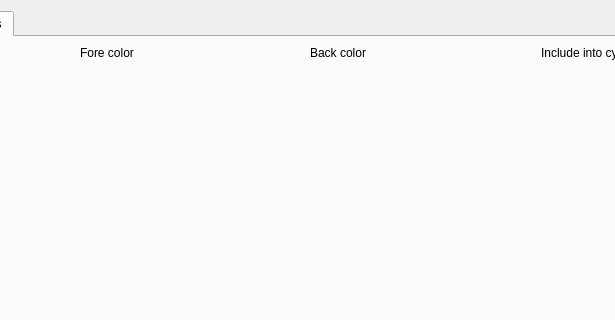
Above: src/ui/include/highlightersdialog.ui from 64x-lunicorn/LogSquirl before the change; both pictures show x 173 to 788 and y 0 to 320 of the 960 by 720 pixel window. Below: the same form after it.
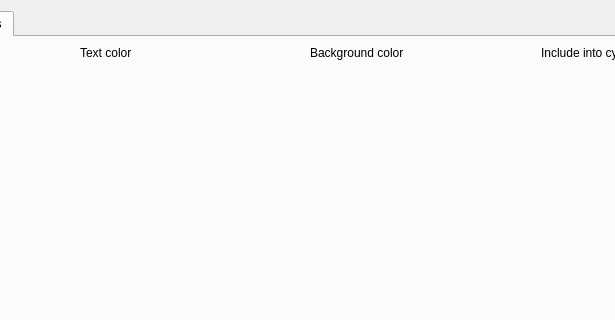
That is the form after the change. The open tabs and pages were chosen to show the change. Icons and pictures are not drawn.

Diff of the .ui file:
```diff
--- a/src/ui/include/highlightersdialog.ui
+++ b/src/ui/include/highlightersdialog.ui
@@ -189,7 +189,7 @@
          <item row="2" column="1">
           <widget class="QLabel" name="colorLabelsForeColor">
            <property name="text">
-            <string>Fore color</string>
+            <string>Text color</string>
            </property>
           </widget>
          </item>
@@ -199,7 +199,7 @@
          <item row="2" column="2">
           <widget class="QLabel" name="colorLabelsBackColor">
            <property name="text">
-            <string>Back color</string>
+            <string>Background color</string>
            </property>
           </widget>
          </item>
```
